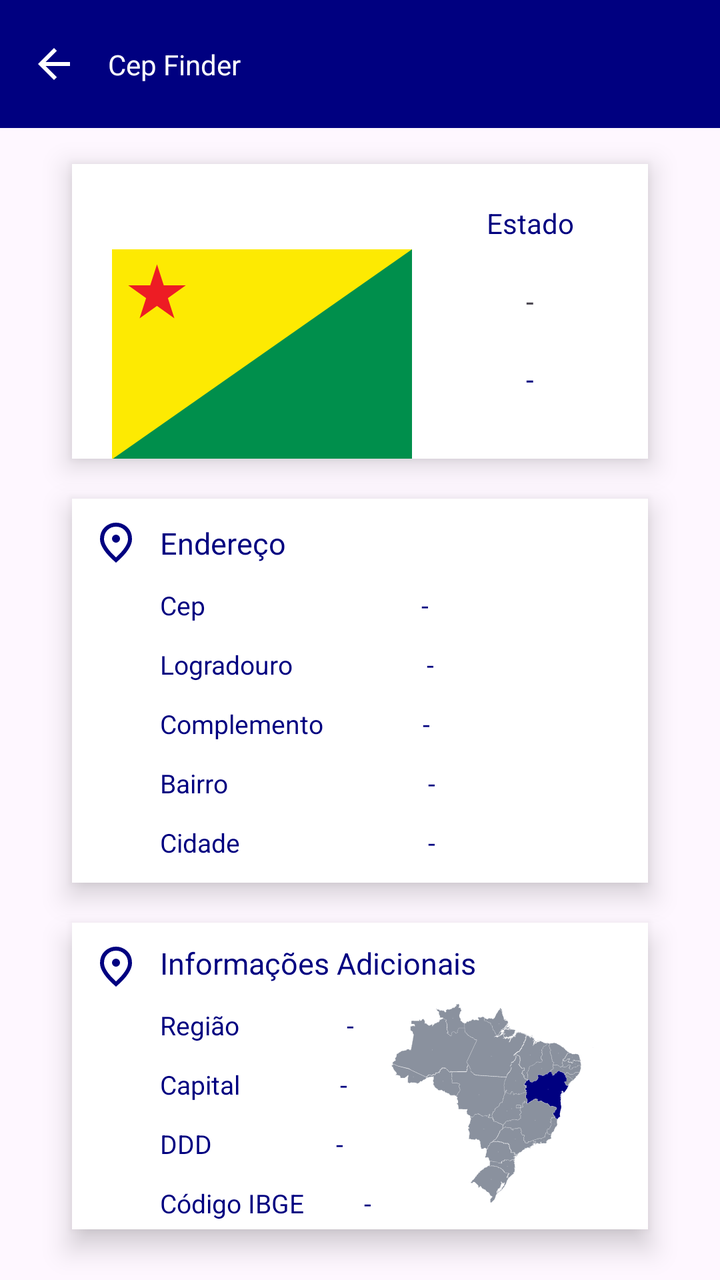
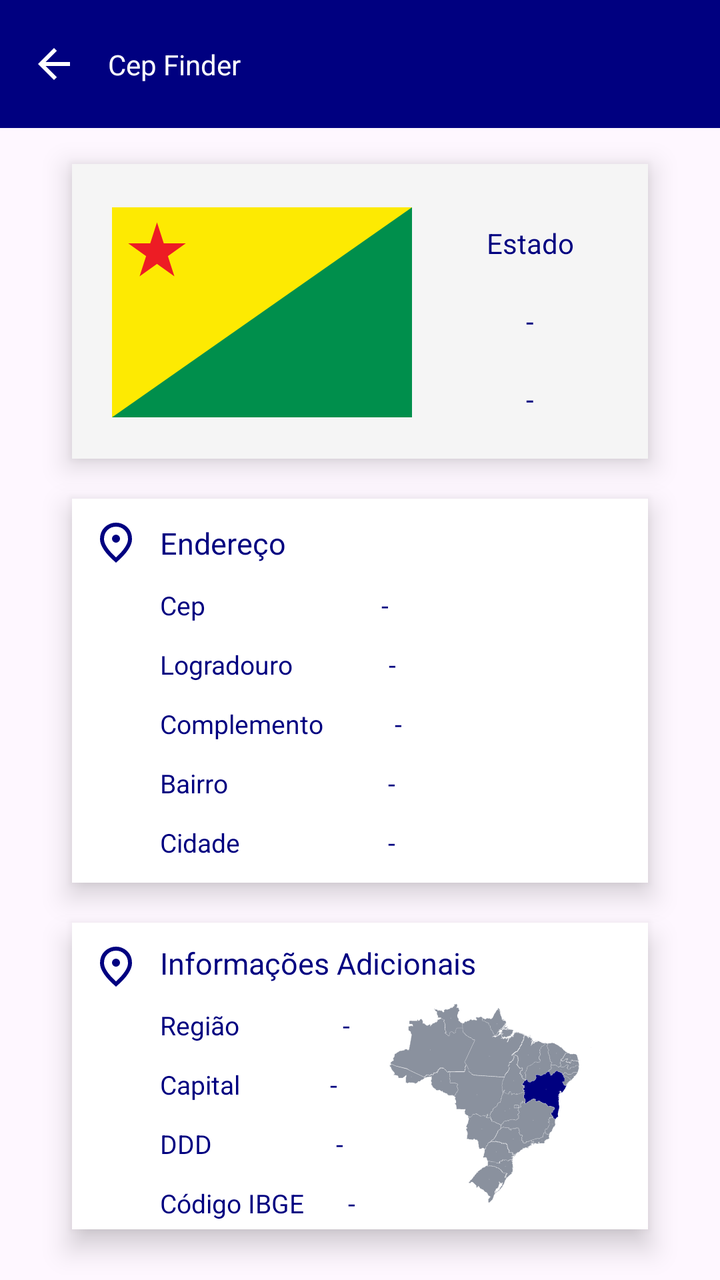

Before-and-after screenshots of an Android layout around one commit, followed by the original layout XML and the change that was made.
<!-- AndroidManifest.xml: application theme Theme.App5 -->
<!-- res/layout/activity_results_screen.xml -->
<?xml version="1.0" encoding="utf-8"?>
<androidx.constraintlayout.widget.ConstraintLayout xmlns:android="http://schemas.android.com/apk/res/android"
    xmlns:app="http://schemas.android.com/apk/res-auto"
    xmlns:tools="http://schemas.android.com/tools"
    android:id="@+id/main"
    android:layout_width="match_parent"
    android:layout_height="match_parent"
    tools:context=".ui.ResultsScreen">

    <androidx.constraintlayout.widget.ConstraintLayout
        android:id="@+id/header"
        android:layout_width="match_parent"
        android:layout_height="0dp"
        android:background="@color/azul_marinho"
        app:layout_constraintHeight_percent="0.10"
        app:layout_constraintTop_toTopOf="parent"
        app:layout_constraintRight_toRightOf="parent"
        >
        <ImageView
            android:id="@+id/arrowBack"
            android:layout_width="wrap_content"
            android:layout_height="wrap_content"
            android:src="@drawable/outline_arrow_back_24"
            app:layout_constraintLeft_toLeftOf="parent"
            app:layout_constraintTop_toTopOf="parent"
            app:layout_constraintBottom_toBottomOf="@id/header"
            android:layout_margin="15dp"
            />
        <TextView
            android:layout_width="wrap_content"
            android:layout_height="wrap_content"
            app:layout_constraintLeft_toRightOf="@id/arrowBack"
            app:layout_constraintTop_toTopOf="parent"
            app:layout_constraintBottom_toBottomOf="@id/header"
            android:layout_margin="15dp"
            android:text="@string/app"
            android:textColor="@color/white"
            android:layout_marginLeft="10dp"
            />
    </androidx.constraintlayout.widget.ConstraintLayout>
    <androidx.constraintlayout.widget.ConstraintLayout
        android:id="@+id/bandeira"
        android:layout_width="0dp"
        android:layout_height="0dp"
        android:background="@android:color/white"
        android:elevation="8dp"
        app:cardBackgroundColor="#AAAAAA"
        android:layout_marginTop="18dp"
        app:layout_constraintWidth_percent="0.80"
        app:layout_constraintHeight_percent="0.23"
        app:layout_constraintLeft_toLeftOf="parent"
        app:layout_constraintTop_toBottomOf="@id/header"
        app:layout_constraintRight_toRightOf="parent"
        >
        <ImageView
            android:layout_margin="20dp"
            android:id="@+id/imgBandeira"
            android:layout_width="150dp"
            android:layout_height="150dp"
            android:scaleType="fitCenter"
            android:contentDescription="Bandeira do Estado"
            app:srcCompat="@drawable/bandeira_acre"
            app:layout_constraintTop_toTopOf="@id/bandeira"
            app:layout_constraintStart_toStartOf="parent" />
        <TextView
            android:id="@+id/estadoTitle"
            android:layout_margin="20dp"
            android:layout_width="wrap_content"
            android:layout_height="wrap_content"
            android:text="@string/uf"
            app:layout_constraintTop_toTopOf="@id/bandeira"
            app:layout_constraintLeft_toRightOf="@id/imgBandeira"
            app:layout_constraintRight_toRightOf="@id/bandeira"
            android:textColor="@color/azul_marinho"
            />
        <TextView
            android:id="@+id/estadoReal"
            android:layout_width="wrap_content"
            android:layout_height="wrap_content"
            app:layout_constraintTop_toBottomOf="@id/estadoTitle"
            android:text="@string/estadoValue"
            app:layout_constraintLeft_toRightOf="@id/imgBandeira"
            app:layout_constraintRight_toRightOf="@id/bandeira"
            android:layout_margin="20dp"/>


        <TextView
            android:id="@+id/sigla"
            android:layout_margin="20dp"
            android:layout_width="wrap_content"
            android:layout_height="wrap_content"
            android:text="@string/ufValue"
           app:layout_constraintTop_toBottomOf="@id/estadoReal"
            app:layout_constraintLeft_toRightOf="@id/imgBandeira"
            app:layout_constraintRight_toRightOf="@id/bandeira"
            android:textColor="@color/azul_marinho"

            />

    </androidx.constraintlayout.widget.ConstraintLayout>
    <androidx.constraintlayout.widget.ConstraintLayout
        android:id="@+id/endereco"
        android:layout_width="0dp"
        android:layout_height="0dp"
        app:layout_constraintWidth_percent="0.80"
        app:layout_constraintHeight_percent="0.30"
        app:layout_constraintLeft_toLeftOf="parent"
        app:layout_constraintRight_toRightOf="parent"
        app:layout_constraintTop_toBottomOf="@id/bandeira"
        android:layout_marginTop="20dp"
        android:background="@android:color/white"
        android:elevation="8dp"
        app:cardBackgroundColor="#AAAAAA"
        >
        <ImageView
            android:id="@+id/pin"
            app:layout_constraintTop_toTopOf="@id/endereco"
            app:layout_constraintLeft_toLeftOf="parent"
            android:layout_width="wrap_content"
            android:layout_height="wrap_content"
            android:layout_marginTop="10dp"
            android:paddingLeft="10dp"
            android:src="@drawable/pin"
            />
        <TextView
            android:id="@+id/enderecoBox"
            android:layout_width="wrap_content"
            android:layout_height="wrap_content"
            android:text="@string/endereco"
            app:layout_constraintTop_toTopOf="@id/endereco"
            android:layout_marginTop="12dp"
            android:paddingLeft="10dp"
            app:layout_constraintLeft_toRightOf="@id/pin"
            android:textSize="15dp"
            android:textColor="@color/azul_marinho"
            />
        <TextView
            android:id="@+id/cepIcon"
            android:layout_width="wrap_content"
            android:layout_height="wrap_content"
            android:text="@string/cep"
            app:layout_constraintTop_toBottomOf="@id/enderecoBox"
            android:layout_marginTop="12dp"
            android:paddingLeft="10dp"
            app:layout_constraintLeft_toRightOf="@id/pin"
            android:textSize="13dp"
            android:textColor="@color/azul_marinho"
            />
        <TextView
            android:id="@+id/cepValue"
            android:layout_width="wrap_content"
            android:layout_height="wrap_content"
            android:text="@string/cepValue"
            app:layout_constraintTop_toBottomOf="@id/enderecoBox"
            android:layout_marginTop="12dp"
            android:paddingLeft="108dp"
            app:layout_constraintLeft_toRightOf="@id/cepIcon"
            android:textSize="13dp"
            android:textColor="@color/azul_marinho"
            />
        <TextView
            android:id="@+id/lograIcon"
            android:layout_width="wrap_content"
            android:layout_height="wrap_content"
            android:text="@string/logradouro"
            app:layout_constraintTop_toBottomOf="@id/cepIcon"
            android:layout_marginTop="12dp"
            android:paddingLeft="10dp"
            app:layout_constraintLeft_toRightOf="@id/pin"
            android:textSize="13dp"
            android:textColor="@color/azul_marinho"
            />
        <TextView
            android:id="@+id/lograValue"
            android:layout_width="wrap_content"
            android:layout_height="wrap_content"
            android:text="@string/cepValue"
            app:layout_constraintTop_toBottomOf="@id/cepValue"
            android:layout_marginTop="12dp"
            android:paddingLeft="67dp"
            app:layout_constraintLeft_toRightOf="@id/lograIcon"
            android:textSize="13dp"
            android:textColor="@color/azul_marinho"
            />
        <TextView
            android:id="@+id/complementoIcon"
            android:layout_width="wrap_content"
            android:layout_height="wrap_content"
            android:text="@string/complem"
            app:layout_constraintTop_toBottomOf="@id/lograIcon"
            android:layout_marginTop="12dp"
            android:paddingLeft="10dp"
            app:layout_constraintLeft_toRightOf="@id/pin"
            android:textSize="13dp"
            android:textColor="@color/azul_marinho"
            />
        <TextView
            android:id="@+id/complementoValue"
            android:layout_width="wrap_content"
            android:layout_height="wrap_content"
            android:text="@string/complemValue"
            app:layout_constraintTop_toBottomOf="@id/lograValue"
            android:layout_marginTop="12dp"
            android:paddingLeft="65dp"
            android:textAlignment="center"
            app:layout_constraintLeft_toRightOf="@id/lograIcon"
            android:textSize="13dp"
            android:textColor="@color/azul_marinho"
            />
        <TextView
            android:id="@+id/bairroIcon"
            android:layout_width="wrap_content"
            android:layout_height="wrap_content"
            android:text="@string/bairro"
            app:layout_constraintTop_toBottomOf="@id/complementoIcon"
            android:layout_marginTop="12dp"
            android:paddingLeft="10dp"
            app:layout_constraintLeft_toRightOf="@id/pin"
            android:textSize="13dp"
            android:textColor="@color/azul_marinho"
            />
        <TextView
            android:id="@+id/bairroValue"
            android:textAlignment="center"
            android:layout_width="wrap_content"
            android:layout_height="wrap_content"
            android:text="@string/bairroValue"
            app:layout_constraintTop_toBottomOf="@id/complementoIcon"
            android:layout_marginTop="12dp"
            android:paddingLeft="100dp"
            app:layout_constraintLeft_toRightOf="@id/bairroIcon"
            android:textSize="13dp"
            android:textColor="@color/azul_marinho"
            />
        <TextView
            android:id="@+id/cidadeIcon"
            android:layout_width="wrap_content"
            android:layout_height="wrap_content"
            android:text="@string/cidade"
            app:layout_constraintTop_toBottomOf="@id/bairroIcon"
            android:layout_marginTop="12dp"
            android:paddingLeft="10dp"
            app:layout_constraintLeft_toRightOf="@id/pin"
            android:textSize="13dp"
            android:textColor="@color/azul_marinho"
            />
        <TextView
            android:id="@+id/cidadeValue"
            android:layout_width="wrap_content"
            android:layout_height="wrap_content"
            android:text="@string/cidadeValue"
            app:layout_constraintTop_toBottomOf="@id/bairroValue"
            android:layout_marginTop="12dp"
            android:paddingLeft="100dp"
            app:layout_constraintLeft_toRightOf="@id/bairroIcon"
            android:textSize="13dp"
            android:textColor="@color/azul_marinho"
            />
        <TextView
            android:id="@+id/estadoIcon"
            android:layout_width="wrap_content"
            android:layout_height="wrap_content"
            android:text="@string/uf"
            app:layout_constraintTop_toBottomOf="@id/cidadeIcon"
            android:layout_marginTop="12dp"
            android:paddingLeft="10dp"
            app:layout_constraintLeft_toRightOf="@id/pin"
            android:textSize="13dp"
            android:textColor="@color/azul_marinho"
            />
        <TextView
            android:id="@+id/estadoValue"
            android:layout_width="wrap_content"
            android:layout_height="wrap_content"
            android:text="@string/estadoValue"
            app:layout_constraintTop_toBottomOf="@id/cidadeValue"
            android:layout_marginTop="12dp"
            android:paddingLeft="100dp"
            app:layout_constraintLeft_toRightOf="@id/bairroIcon"
            android:textSize="13dp"
            android:textColor="@color/azul_marinho"
            />

</androidx.constraintlayout.widget.ConstraintLayout>
    <androidx.constraintlayout.widget.ConstraintLayout
        android:id="@+id/adicionais"
        android:layout_width="0dp"
        android:layout_height="0dp"
        app:layout_constraintWidth_percent="0.80"
        app:layout_constraintHeight_percent="0.24"
        app:layout_constraintLeft_toLeftOf="parent"
        app:layout_constraintRight_toRightOf="parent"
        app:layout_constraintTop_toBottomOf="@id/endereco"
        android:layout_marginTop="20dp"
        android:background="@android:color/white"
        android:elevation="8dp"
        app:cardBackgroundColor="#AAAAAA"
        >
        <ImageView
            android:id="@+id/pin2"
            app:layout_constraintTop_toTopOf="@id/adicionais"
            app:layout_constraintLeft_toLeftOf="parent"
            android:layout_width="wrap_content"
            android:layout_height="wrap_content"
            android:layout_marginTop="10dp"
            android:paddingLeft="10dp"
            android:src="@drawable/pin"
            />
        <TextView
            android:id="@+id/infosBox"
            android:layout_width="wrap_content"
            android:layout_height="wrap_content"
            android:text="@string/infos"
            app:layout_constraintTop_toTopOf="@id/adicionais"
            android:layout_marginTop="10dp"
            android:paddingLeft="10dp"
            app:layout_constraintLeft_toRightOf="@id/pin2"
            android:textSize="15dp"
            android:textColor="@color/azul_marinho"
            />
        <TextView
            android:id="@+id/regIcon"
            android:layout_width="wrap_content"
            android:layout_height="wrap_content"
            android:text="@string/regiao"
            app:layout_constraintTop_toBottomOf="@id/infosBox"
            android:layout_marginTop="12dp"
            android:paddingLeft="10dp"
            app:layout_constraintLeft_toRightOf="@id/pin2"
            android:textSize="13dp"
            android:textColor="@color/azul_marinho"
            />
        <TextView
            android:id="@+id/regValue"
            android:layout_width="wrap_content"
            android:layout_height="wrap_content"
            android:text="@string/regiaoValue"
            app:layout_constraintTop_toBottomOf="@id/infosBox"
            android:layout_marginTop="12dp"
            android:paddingLeft="40dp"
            app:layout_constraintLeft_toRightOf="@id/regIcon"
            app:layout_constraintRight_toLeftOf="@id/mapa"
            android:textSize="13dp"
            android:textColor="@color/azul_marinho"
            />
        <TextView
            android:id="@+id/capitalIcon"
            android:layout_width="wrap_content"
            android:layout_height="wrap_content"
            android:text="@string/capital"
            app:layout_constraintTop_toBottomOf="@id/regIcon"
            android:layout_marginTop="12dp"
            android:paddingLeft="10dp"
            app:layout_constraintLeft_toRightOf="@id/pin2"
            android:textSize="13dp"
            android:textColor="@color/azul_marinho"
            />
        <TextView
            android:id="@+id/capitalValue"
            android:layout_width="wrap_content"
            android:layout_height="wrap_content"
            android:text="@string/capitalValue"
            app:layout_constraintTop_toBottomOf="@id/regIcon"
            android:layout_marginTop="12dp"
            android:paddingLeft="50dp"
            app:layout_constraintLeft_toRightOf="@id/capitalIcon"
            android:textSize="13dp"
            android:textColor="@color/azul_marinho"
            />
        <TextView
            android:id="@+id/dddIcon"
            android:layout_width="wrap_content"
            android:layout_height="wrap_content"
            android:text="@string/ddd"
            app:layout_constraintTop_toBottomOf="@id/capitalIcon"
            android:layout_marginTop="12dp"
            android:paddingLeft="10dp"
            app:layout_constraintLeft_toRightOf="@id/pin2"
            android:textSize="13dp"
            android:textColor="@color/azul_marinho"
            />
        <TextView
            android:id="@+id/dddValue"
            android:textAlignment="center"
            android:layout_width="wrap_content"
            android:layout_height="wrap_content"
            android:text="@string/dddValue"
            app:layout_constraintTop_toBottomOf="@id/capitalIcon"
            android:layout_marginTop="12dp"
            android:paddingLeft="62dp"
            app:layout_constraintLeft_toRightOf="@id/dddIcon"
            android:textSize="13dp"
            android:textColor="@color/azul_marinho"
            />
        <TextView
            android:id="@+id/codigo"
            android:layout_width="wrap_content"
            android:layout_height="wrap_content"
            android:text="@string/codigoIBGE"
            app:layout_constraintTop_toBottomOf="@id/dddIcon"
            android:layout_marginTop="12dp"
            android:paddingLeft="10dp"
            app:layout_constraintLeft_toRightOf="@id/pin2"
            android:textSize="13dp"
            android:textColor="@color/azul_marinho"
            />
        <TextView
            android:id="@+id/codigoValue"
            android:layout_width="wrap_content"
            android:layout_height="wrap_content"
            android:text="@string/codigoIBGEValue"
            app:layout_constraintTop_toBottomOf="@id/dddValue"
            android:layout_marginTop="12dp"
            android:paddingLeft="30dp"
            android:textAlignment="center"
            app:layout_constraintLeft_toRightOf="@id/codigo"
            android:textSize="13dp"
            android:textColor="@color/azul_marinho"
            />
        <ImageView
            android:id="@+id/mapa"
            android:layout_width="120dp"
            android:layout_height="120dp"
            app:layout_constraintTop_toBottomOf="@id/infosBox"
            app:layout_constraintRight_toRightOf="parent"
            android:src="@drawable/mapa_ba"
            app:layout_constraintLeft_toRightOf="@id/regValue"
            />

    </androidx.constraintlayout.widget.ConstraintLayout>
</androidx.constraintlayout.widget.ConstraintLayout>
<!-- resources referenced by this layout -->
<resources>
  <color name="azul_marinho">#000080</color>
  <color name="white">#FFFFFFFF</color>
  <!-- drawable bandeira_acre (drawable) -->
  <vector xmlns:android="http://schemas.android.com/apk/res/android"
      android:width="500dp"
      android:height="350dp"
      android:viewportWidth="500"
      android:viewportHeight="350">
    <path
        android:pathData="M0,0H500V350H0"
        android:fillColor="#008F4C"/>
    <path
        android:pathData="M0,0H500L0,350"
        android:fillColor="#FDEA02"/>
    <path
        android:pathData="M75,25 L104,115 27,60H123L46,115"
        android:fillColor="#ED1C24"/>
  </vector>
  <!-- drawable mapa_ba: vector/xml drawable (drawable, 202620 chars, omitted) -->
  <!-- drawable outline_arrow_back_24 (drawable) -->
  <vector xmlns:android="http://schemas.android.com/apk/res/android" android:autoMirrored="true" android:height="24dp" android:tint="#FFFFFF" android:viewportHeight="960" android:viewportWidth="960" android:width="24dp">
        
      <path android:fillColor="@android:color/white" android:pathData="M313,520L537,744L480,800L160,480L480,160L537,216L313,440L800,440L800,520L313,520Z"/>
      
  </vector>
  <!-- drawable pin (drawable) -->
  <vector xmlns:android="http://schemas.android.com/apk/res/android"
      android:width="24dp"
      android:height="24dp"
      android:viewportWidth="960"
      android:viewportHeight="960">
    <path
        android:pathData="M536.5,456.5Q560,433 560,400t-23.5,-56.5Q513,320 480,320t-56.5,23.5Q400,367 400,400t23.5,56.5Q447,480 480,480t56.5,-23.5ZM480,774q122,-112 181,-203.5T720,408q0,-109 -69.5,-178.5T480,160q-101,0 -170.5,69.5T240,408q0,71 59,162.5T480,774ZM480,880Q319,743 239.5,625.5T160,408q0,-150 96.5,-239T480,80q127,0 223.5,89T800,408q0,100 -79.5,217.5T480,880ZM480,400Z"
        android:fillColor="#000080"/>
  </vector>
  <string name="app">Cep Finder</string>
  <string name="bairro">Bairro</string>
  <string name="bairroValue">-</string>
  <string name="capital">Capital</string>
  <string name="capitalValue">-</string>
  <string name="cep">Cep</string>
  <string name="cepValue">-</string>
  <string name="cidade">Cidade</string>
  <string name="cidadeValue">-</string>
  <string name="codigoIBGE">Código IBGE</string>
  <string name="codigoIBGEValue">-</string>
  <string name="complem">Complemento</string>
  <string name="complemValue">-</string>
  <string name="ddd">DDD</string>
  <string name="dddValue">-</string>
  <string name="endereco">Endereço</string>
  <string name="estadoValue">-</string>
  <string name="infos">Informações Adicionais</string>
  <string name="logradouro">Logradouro</string>
  <string name="regiao">Região</string>
  <string name="regiaoValue">-</string>
  <string name="uf">Estado</string>
  <string name="ufValue">-</string>
  <style name="Theme.App5" parent="Base.Theme.App5" />
  <style name="Base.Theme.App5" parent="Theme.Material3.DayNight.NoActionBar">
          
          
      </style>
</resources>

<!-- the commit's change to res/layout/activity_results_screen.xml (unified diff, before → after) -->
@@ -42,7 +42,7 @@
         android:id="@+id/bandeira"
         android:layout_width="0dp"
         android:layout_height="0dp"
-        android:background="@android:color/white"
+        android:background="@color/branco2"
         android:elevation="8dp"
         app:cardBackgroundColor="#AAAAAA"
         android:layout_marginTop="18dp"
@@ -53,7 +53,7 @@
         app:layout_constraintRight_toRightOf="parent"
         >
         <ImageView
-            android:layout_margin="20dp"
+            android:layout_marginLeft="20dp"
             android:id="@+id/imgBandeira"
             android:layout_width="150dp"
             android:layout_height="150dp"
@@ -61,10 +61,11 @@
             android:contentDescription="Bandeira do Estado"
             app:srcCompat="@drawable/bandeira_acre"
             app:layout_constraintTop_toTopOf="@id/bandeira"
+            app:layout_constraintBottom_toBottomOf="@id/bandeira"
             app:layout_constraintStart_toStartOf="parent" />
         <TextView
             android:id="@+id/estadoTitle"
-            android:layout_margin="20dp"
+            android:layout_margin="30dp"
             android:layout_width="wrap_content"
             android:layout_height="wrap_content"
             android:text="@string/uf"
@@ -79,6 +80,7 @@
             android:layout_height="wrap_content"
             app:layout_constraintTop_toBottomOf="@id/estadoTitle"
             android:text="@string/estadoValue"
+            android:textColor="@color/azul_marinho"
             app:layout_constraintLeft_toRightOf="@id/imgBandeira"
             app:layout_constraintRight_toRightOf="@id/bandeira"
             android:layout_margin="20dp"/>
@@ -153,7 +155,7 @@
             android:text="@string/cepValue"
             app:layout_constraintTop_toBottomOf="@id/enderecoBox"
             android:layout_marginTop="12dp"
-            android:paddingLeft="108dp"
+            android:paddingLeft="88dp"
             app:layout_constraintLeft_toRightOf="@id/cepIcon"
             android:textSize="13dp"
             android:textColor="@color/azul_marinho"
@@ -177,7 +179,7 @@
             android:text="@string/cepValue"
             app:layout_constraintTop_toBottomOf="@id/cepValue"
             android:layout_marginTop="12dp"
-            android:paddingLeft="67dp"
+            android:paddingLeft="48dp"
             app:layout_constraintLeft_toRightOf="@id/lograIcon"
             android:textSize="13dp"
             android:textColor="@color/azul_marinho"
@@ -201,7 +203,7 @@
             android:text="@string/complemValue"
             app:layout_constraintTop_toBottomOf="@id/lograValue"
             android:layout_marginTop="12dp"
-            android:paddingLeft="65dp"
+            android:paddingLeft="51dp"
             android:textAlignment="center"
             app:layout_constraintLeft_toRightOf="@id/lograIcon"
             android:textSize="13dp"
@@ -209,6 +211,7 @@
             />
         <TextView
             android:id="@+id/bairroIcon"
+            android:justificationMode="inter_word"
             android:layout_width="wrap_content"
             android:layout_height="wrap_content"
             android:text="@string/bairro"
@@ -227,7 +230,7 @@
             android:text="@string/bairroValue"
             app:layout_constraintTop_toBottomOf="@id/complementoIcon"
             android:layout_marginTop="12dp"
-            android:paddingLeft="100dp"
+            android:paddingLeft="80dp"
             app:layout_constraintLeft_toRightOf="@id/bairroIcon"
             android:textSize="13dp"
             android:textColor="@color/azul_marinho"
@@ -251,7 +254,7 @@
             android:text="@string/cidadeValue"
             app:layout_constraintTop_toBottomOf="@id/bairroValue"
             android:layout_marginTop="12dp"
-            android:paddingLeft="100dp"
+            android:paddingLeft="80dp"
             app:layout_constraintLeft_toRightOf="@id/bairroIcon"
             android:textSize="13dp"
             android:textColor="@color/azul_marinho"
@@ -275,7 +278,7 @@
             android:text="@string/estadoValue"
             app:layout_constraintTop_toBottomOf="@id/cidadeValue"
             android:layout_marginTop="12dp"
-            android:paddingLeft="100dp"
+            android:paddingLeft="80dp"
             app:layout_constraintLeft_toRightOf="@id/bairroIcon"
             android:textSize="13dp"
             android:textColor="@color/azul_marinho"
@@ -337,7 +340,7 @@
             android:text="@string/regiaoValue"
             app:layout_constraintTop_toBottomOf="@id/infosBox"
             android:layout_marginTop="12dp"
-            android:paddingLeft="40dp"
+            android:paddingLeft="37dp"
             app:layout_constraintLeft_toRightOf="@id/regIcon"
             app:layout_constraintRight_toLeftOf="@id/mapa"
             android:textSize="13dp"
@@ -362,7 +365,7 @@
             android:text="@string/capitalValue"
             app:layout_constraintTop_toBottomOf="@id/regIcon"
             android:layout_marginTop="12dp"
-            android:paddingLeft="50dp"
+            android:paddingLeft="45dp"
             app:layout_constraintLeft_toRightOf="@id/capitalIcon"
             android:textSize="13dp"
             android:textColor="@color/azul_marinho"
@@ -411,7 +414,7 @@
             android:text="@string/codigoIBGEValue"
             app:layout_constraintTop_toBottomOf="@id/dddValue"
             android:layout_marginTop="12dp"
-            android:paddingLeft="30dp"
+            android:paddingLeft="22dp"
             android:textAlignment="center"
             app:layout_constraintLeft_toRightOf="@id/codigo"
             android:textSize="13dp"
<!-- resource entries referenced after the edit -->
@@ -1,6 +1,7 @@
 <!-- resources referenced by this layout -->
 <resources>
   <color name="azul_marinho">#000080</color>
+  <color name="branco2">#F5F5F5</color>
   <color name="white">#FFFFFFFF</color>
   <!-- drawable bandeira_acre (drawable) -->
   <vector xmlns:android="http://schemas.android.com/apk/res/android"
